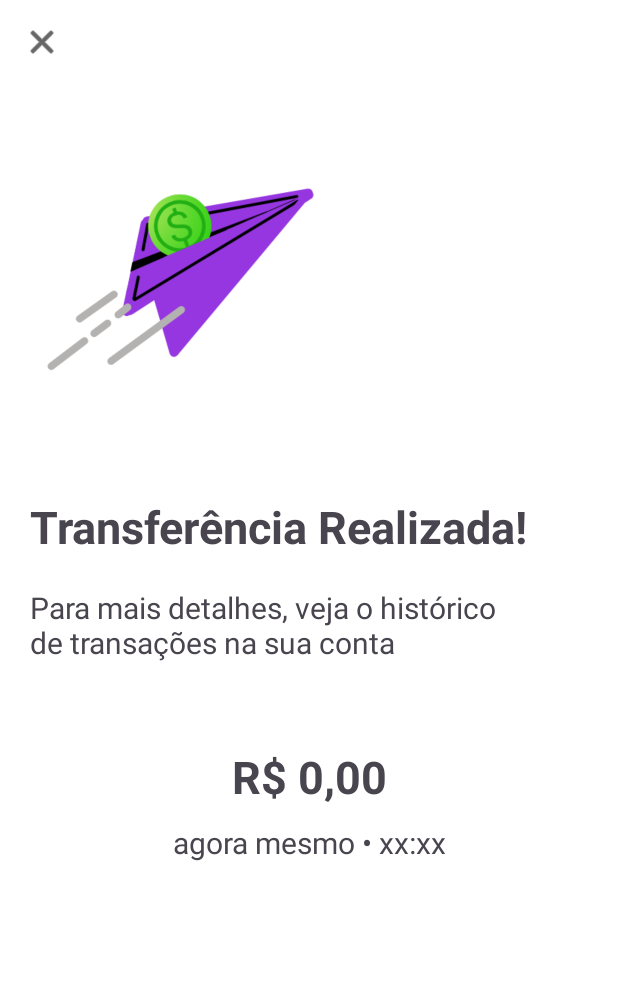
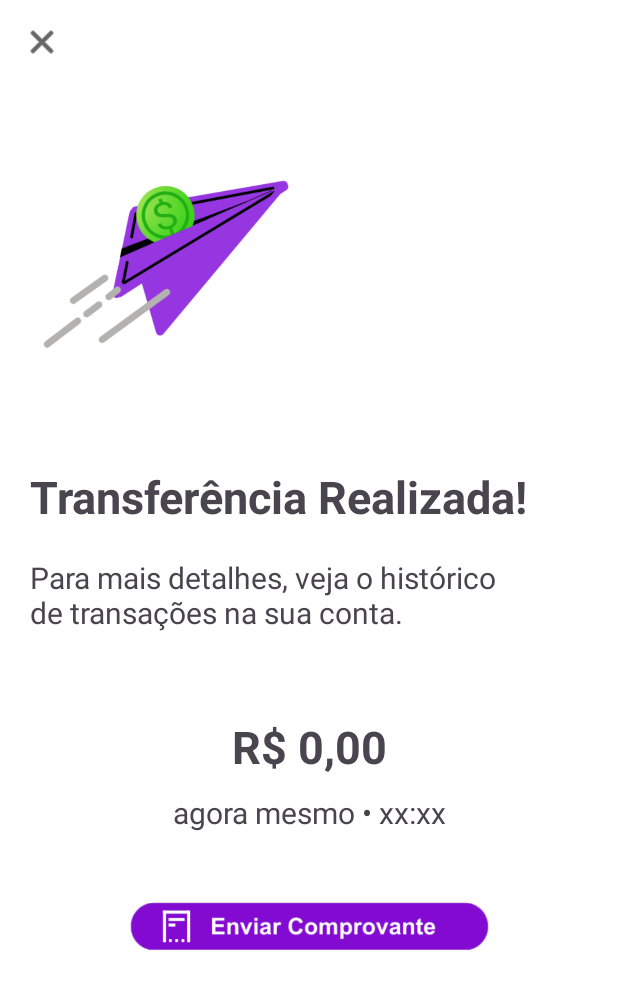
Before and after one commit to lucasferreira09/App-NuBanco-Android, an Android app: the layout activity_transferencia_realizada.xml on its own in the app's theme, with its tools: preview values and no code run, on a phone screen of 412 x 824 dp. Shown: the top 989 px of the screen. Run offline under Robolectric (Android 15) with nearby library versions, the phone set to English and light mode, and no system bars.

Commit message:
Update Nu

```diff
--- a/app/src/main/res/layout/activity_cadastro_user.xml
+++ b/app/src/main/res/layout/activity_cadastro_user.xml
@@ -14,7 +14,7 @@
         android:layout_marginEnd="20dp"
         android:layout_marginStart="20dp"
         android:layout_marginTop="30dp"
-        android:text="Boas-vindas ao NuBanco!\nPara começar, informe seus dados."
+        android:text="Boas-vindas ao NuBanko!\nPara começar, informe seus dados."
         android:textSize="30dp"
         android:textStyle="bold"
         app:layout_constraintStart_toStartOf="parent"
--- a/app/src/main/res/layout/activity_transferencia_realizada.xml
+++ b/app/src/main/res/layout/activity_transferencia_realizada.xml
@@ -29,7 +29,7 @@
 
     <ImageView
         android:id="@+id/imageComprovante"
-        android:layout_width="250dp"
+        android:layout_width="230dp"
         android:layout_height="wrap_content"
         android:adjustViewBounds="true"
         android:src="@drawable/comprova"
@@ -52,13 +52,14 @@
         android:id="@+id/descricaoPagamento"
         android:layout_width="match_parent"
         android:layout_height="wrap_content"
-        android:text="Para mais detalhes, veja o histórico\nde transações na sua conta"
+        android:text="Para mais detalhes, veja o histórico\nde transações na sua conta."
         android:textSize="20dp"
         android:layout_marginStart="20dp"
         android:layout_marginTop="20dp"
         app:layout_constraintTop_toBottomOf="@+id/transferenciaRealizada"/>
 
     <LinearLayout
+        android:id="@+id/linear"
         android:layout_width="match_parent"
         android:layout_height="wrap_content"
         android:layout_marginTop="25dp"
@@ -85,4 +86,16 @@
             android:textAlignment="center"/>
     </LinearLayout>
 
+
+    <ImageView
+        android:layout_width="250dp"
+        android:layout_height="wrap_content"
+        android:adjustViewBounds="true"
+        android:src="@drawable/enviacomprovante"
+        android:layout_marginTop="40dp"
+        app:layout_constraintEnd_toEndOf="parent"
+        app:layout_constraintStart_toStartOf="parent"
+        app:layout_constraintTop_toBottomOf="@+id/linear"></ImageView>
+
+
 </androidx.constraintlayout.widget.ConstraintLayout>
--- a/app/src/main/res/values/strings.xml
+++ b/app/src/main/res/values/strings.xml
@@ -1,5 +1,5 @@
 <resources>
-    <string name="app_name">NuBanco</string>
+    <string name="app_name">NuBanko</string>
     <string name="sendTransfer">Nome, CPF/CNPJ ou chave Pix</string>
     <string name="nomeUsuario"></string>
     <string name="saldo"></string>
```
Also changed, not shown: app/src/main/res/drawable/boletosemfundo.png (deleted), app/src/main/res/drawable/enviacomprovante.png (added).
